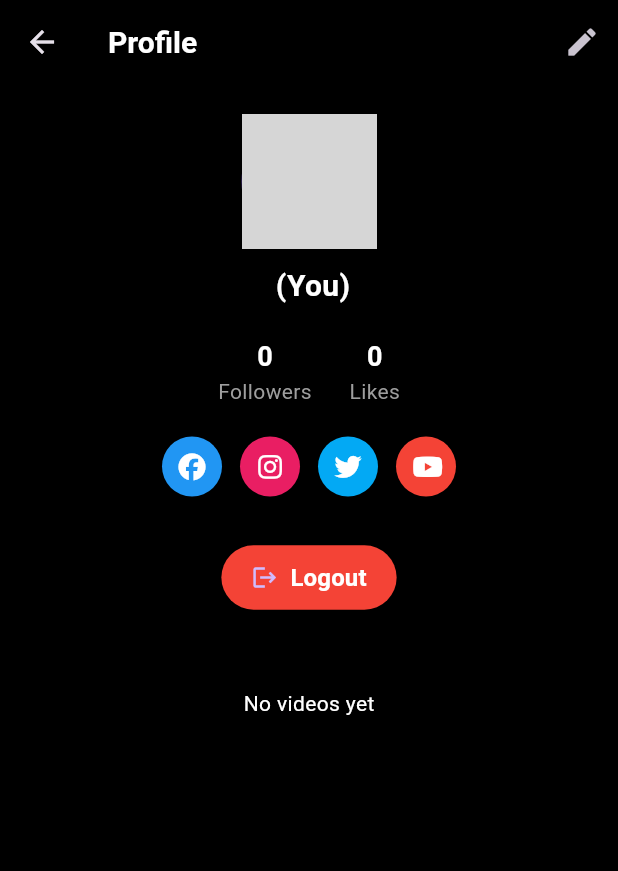
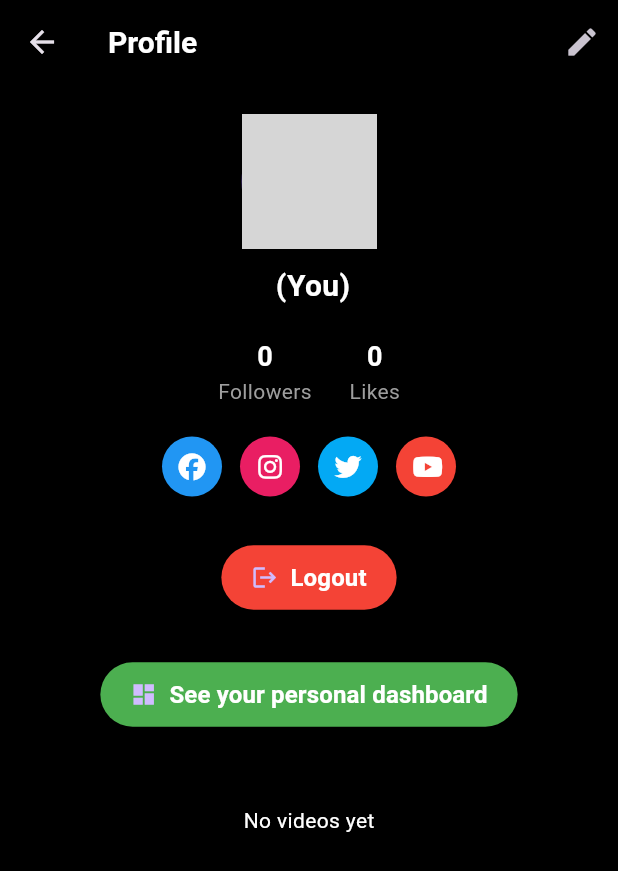
Before and after one commit to San2021331091/LinkUp, a Flutter app: the ProfileScreen screen opened directly with empty values, on a phone screen of 412 x 824 dp. Shown: the top 871 px of the screen. Run offline on Flutter 3.47's test engine with Material 3 defaults, Android fonts, the phone set to English and light mode, and no system bars; our stand-ins replace dio, flutter_dotenv, font_awesome_flutter, get, google_fonts, google_mobile_ads and 5 more; missing offline and left inert: video_compress, video_thumbnail; accounts and stored records are empty; network calls fail; Roboto replaces fonts that are missing (Acme); grey boxes are pictures that could not be loaded.

Commit message:
new commit

```diff
--- a/lib/screens/profile_screen.dart
+++ b/lib/screens/profile_screen.dart
@@ -246,6 +246,29 @@ class _ProfileScreenState extends State<ProfileScreen> {
                 ),
 
               const SizedBox(height: 30),
+              //See your dashboard
+              ElevatedButton.icon(
+                onPressed: () {
+                  openLink("https://go-user-earning.onrender.com/user_earning?user_id=$currentUserId");
+                },
+                icon: const Icon(Icons.dashboard),
+                label: Text(
+                  "See ${isMe ? "your ": " "}personal dashboard",
+                  style: GoogleFonts.acme(
+                    fontSize: 16,
+                    color: Colors.white,
+                    fontWeight: FontWeight.w600,
+                  ),
+                ),
+                style: ElevatedButton.styleFrom(
+                  backgroundColor: Colors.green,
+                  padding: const EdgeInsets.symmetric(
+                    horizontal: 20,
+                    vertical: 10,
+                  ),
+                ),
+              ),
+              const SizedBox(height: 30),
 
               /// VIDEO GRID
               Obx(() {
--- a/lib/screens/splash_screen.dart
+++ b/lib/screens/splash_screen.dart
@@ -87,7 +87,7 @@ class _SplashScreenState extends State<SplashScreen>
                 child: ScaleTransition(
                   scale: _logoScale,
                   child: Image.network(
-                    'https://i.postimg.cc/43x9pbgL/vibely.png',
+                    'https://i.postimg.cc/Kz8dtTvf/Line-Up.png',
                     width: 200,
                     height: 200,
                   ),
```
Also changed, not shown: lib/controller/video_feed_controller.dart (+76 -53 lines), lib/models/members_earning.dart (added, +43 -0 lines), lib/screens/for_you_video_screen.dart (+6 -2 lines), assets/icon.png, 8 other files.
